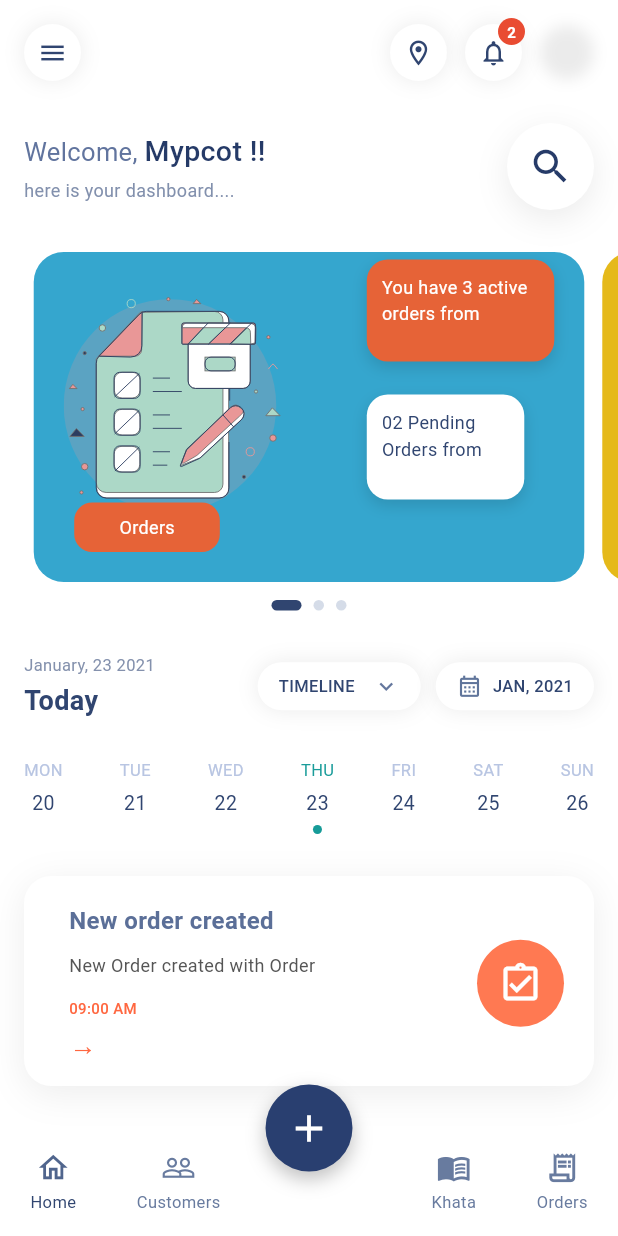
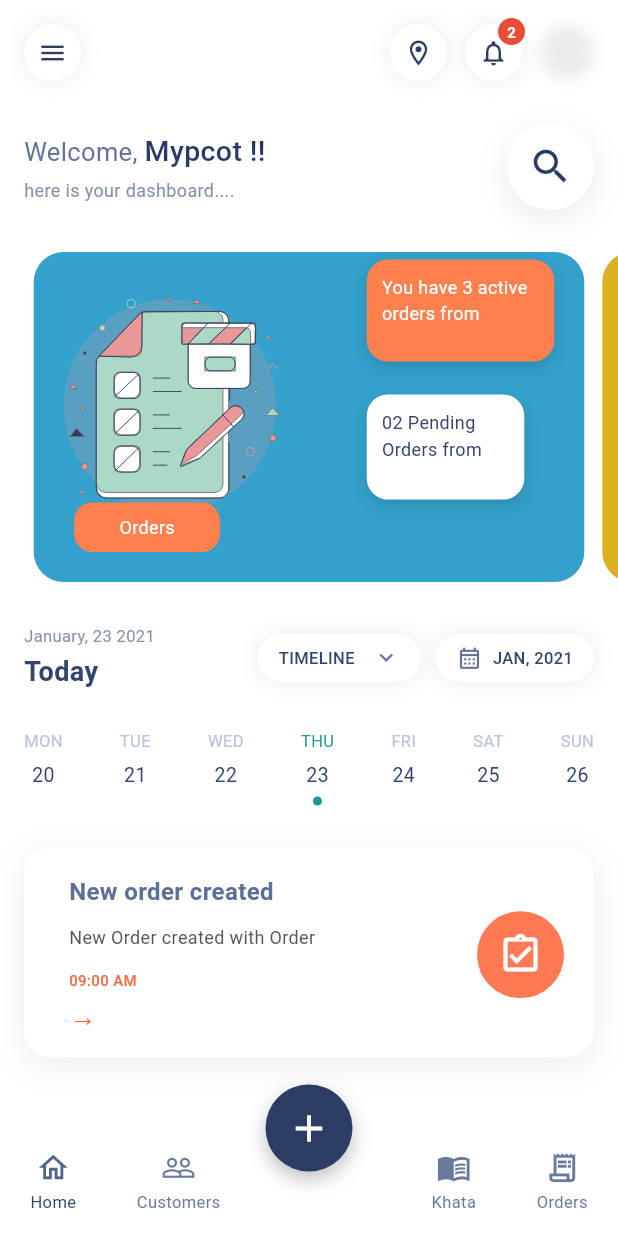
Before and after one commit to OmkarLondhe10/Task_MypcotApp, a Flutter app: the screen it shows after launch, on a phone screen of 412 x 824 dp. Run offline on Flutter 3.47's test engine with Material 3 defaults, Android fonts, the phone set to English and light mode, and no system bars; our stand-ins replace flutter_svg.

Commit message:
Made changes for app colors

```diff
--- /dev/null
+++ b/lib/Constants/app_colors.dart
@@ -0,0 +1,17 @@
+import 'package:flutter/material.dart';
+
+class AppColors {
+  static const Color orders = Color(0xFF33A1CC);
+  static const Color subscriptions = Color(0xFFDCB223);
+  static const Color customers = Color(0xFF31CE95);
+
+  static const Color teal = Color(0xFF0F8181);
+  static const Color primaryText = Color(0xFF2C3D63);
+  static const Color darkText = Color(0xFF343434);
+
+  static const Color blue = Color(0xFF234DDC);
+  static const Color pink = Color(0xFFCE316A);
+  static const Color orange = Color(0xFFFE804E);
+
+  static const Color white = Colors.white;
+}
--- a/lib/Data/dashboard_data.dart
+++ b/lib/Data/dashboard_data.dart
@@ -1,4 +1,4 @@
-import 'package:flutter/material.dart';
+import '../constants/app_colors.dart';
 import '../models/dashboard_item.dart';
 
 class DashboardData {
@@ -6,8 +6,8 @@ class DashboardData {
     DashboardItem(
       title: 'Orders',
       image: 'assets/icons/orders-illustration-image.svg',
-      backgroundColor: Color(0xFF35A6CE),
-      buttonColor: Color(0xFFE66337),
+      backgroundColor: AppColors.orders,
+      buttonColor: AppColors.orange,
       firstMessage: 'You have 3 active\norders from',
       secondMessage: '02 Pending\nOrders from',
     ),
@@ -15,8 +15,8 @@ class DashboardData {
     DashboardItem(
       title: 'Subscriptions',
       image: 'assets/icons/subscriptions-illustration-image.svg',
-      backgroundColor: Color(0xFFE5B91A),
-      buttonColor: Color(0xFF2C50D8),
+      backgroundColor: AppColors.subscriptions,
+      buttonColor: AppColors.blue,
       firstMessage: '03 deliveries',
       secondMessage: '10 Active\nSubscriptions',
     ),
@@ -24,8 +24,8 @@ class DashboardData {
     DashboardItem(
       title: 'Customers',
       image: 'assets/icons/customers-illustration-image.svg',
-      backgroundColor: Color(0xFF2EC99A),
-      buttonColor: Color(0xFFD72F72),
+      backgroundColor: AppColors.customers,
+      buttonColor: AppColors.pink,
       firstMessage: '15 New customers',
       secondMessage: '1.8% ↑\nCustomers',
     ),
--- a/lib/Screens/home_screen.dart
+++ b/lib/Screens/home_screen.dart
@@ -1,51 +1,16 @@
-import 'dart:async';
 import 'package:flutter/material.dart';
-import 'package:flutter_task_omkar/Widgets/dashboard_carousel.dart';
-import '../data/dashboard_data.dart';
-import '../widgets/top_header.dart';
-import '../widgets/welcome_section.dart';
-import '../widgets/dashboard_card.dart';
-import '../widgets/timeline_header.dart';
-import '../widgets/date_selector.dart';
-import '../widgets/activity_card.dart';
-import '../widgets/bottom_navigation.dart';
-import '../widgets/floating_add_button.dart';
 
-class HomeScreen extends StatefulWidget {
+import 'package:flutter_task_omkar/widgets/dashboard_carousel.dart';
+import 'package:flutter_task_omkar/widgets/top_header.dart';
+import 'package:flutter_task_omkar/widgets/welcome_section.dart';
+import 'package:flutter_task_omkar/widgets/timeline_header.dart';
+import 'package:flutter_task_omkar/widgets/date_selector.dart';
+import 'package:flutter_task_omkar/widgets/activity_card.dart';
+import 'package:flutter_task_omkar/widgets/bottom_navigation.dart';
+import 'package:flutter_task_omkar/widgets/floating_add_button.dart';
+
+class HomeScreen extends StatelessWidget {
   const HomeScreen({super.key});
-
-  @override
-  State<HomeScreen> createState() => _HomeScreenState();
-}
-
-class _HomeScreenState extends State<HomeScreen> {
-  int selectedDashboard = 0;
-
-  Timer? _dashboardTimer;
-
-  @override
-  void initState() {
-    super.initState();
-
-    _dashboardTimer = Timer.periodic(
-      const Duration(seconds: 3),
-      (timer) {
-        if (!mounted) return;
-
-        setState(() {
-          selectedDashboard =
-              (selectedDashboard + 1) %
-                  DashboardData.items.length;
-        });
-      },
-    );
-  }
-
-  @override
-  void dispose() {
-    _dashboardTimer?.cancel();
-    super.dispose();
-  }
 
   @override
   Widget build(BuildContext context) {
@@ -55,10 +20,10 @@ class _HomeScreenState extends State<HomeScreen> {
       body: SafeArea(
         child: Column(
           children: [
+
             const TopHeader(),
 
             const WelcomeSection(),
-
             const Padding(
               padding: EdgeInsets.only(top: 28),
               child: DashboardCarousel(),
@@ -68,9 +33,9 @@ class _HomeScreenState extends State<HomeScreen> {
 
             const DateSelector(),
 
-            Expanded(
+            const Expanded(
               child: Padding(
-                padding: const EdgeInsets.fromLTRB(
+                padding: EdgeInsets.fromLTRB(
                   16,
                   28,
                   16,
--- a/lib/Widgets/dashboard_carousel.dart
+++ b/lib/Widgets/dashboard_carousel.dart
@@ -15,8 +15,6 @@ class _DashboardCarouselState extends State<DashboardCarousel> {
     viewportFraction: 0.92,
   );
 
-  int currentPage = 0;
-
   @override
   void dispose() {
     _pageController.dispose();
@@ -25,18 +23,12 @@ class _DashboardCarouselState extends State<DashboardCarousel> {
 
   @override
   Widget build(BuildContext context) {
-    return Column(
-      children: [
-        SizedBox(
+    return SizedBox(
       height: 220,
       child: PageView.builder(
         controller: _pageController,
         itemCount: DashboardData.items.length,
-            onPageChanged: (index) {
-              setState(() {
-                currentPage = index;
-              });
-            },
+        physics: const BouncingScrollPhysics(),
         itemBuilder: (context, index) {
           final item = DashboardData.items[index];
 
@@ -48,32 +40,6 @@ class _DashboardCarouselState extends State<DashboardCarousel> {
           );
         },
       ),
-        ),
-
-        const SizedBox(height: 12),
-
-        // Page indicators
-        Row(
-          mainAxisAlignment: MainAxisAlignment.center,
-          children: List.generate(
-            DashboardData.items.length,
-            (index) {
-              return AnimatedContainer(
-                duration: const Duration(milliseconds: 250),
-                margin: const EdgeInsets.symmetric(horizontal: 4),
-                width: currentPage == index ? 20 : 7,
-                height: 7,
-                decoration: BoxDecoration(
-                  color: currentPage == index
-                      ? const Color(0xFF304570)
-                      : const Color(0xFFD5DCE8),
-                  borderRadius: BorderRadius.circular(10),
-                ),
-              );
-            },
-          ),
-        ),
-      ],
     );
   }
 }
--- a/lib/Widgets/floating_add_button.dart
+++ b/lib/Widgets/floating_add_button.dart
@@ -1,4 +1,5 @@
 import 'package:flutter/material.dart';
+import 'package:flutter_task_omkar/Constants/app_colors.dart';
 
 class FloatingAddButton extends StatelessWidget {
   const FloatingAddButton({super.key});
@@ -10,7 +11,7 @@ class FloatingAddButton extends StatelessWidget {
       height: 58,
       decoration: BoxDecoration(
         shape: BoxShape.circle,
-        color: const Color(0xFF293F70),
+        color: AppColors.primaryText,
         boxShadow: [
           BoxShadow(
             color: Colors.black.withOpacity(0.25),
--- a/lib/Widgets/top_header.dart
+++ b/lib/Widgets/top_header.dart
@@ -1,4 +1,5 @@
 import 'package:flutter/material.dart';
+import 'package:flutter_task_omkar/Constants/app_colors.dart';
 
 class TopHeader extends StatelessWidget {
   const TopHeader({super.key});
@@ -70,12 +71,6 @@ class TopHeader extends StatelessWidget {
                 ),
               ],
             ),
-            // child: ClipOval(
-            //   child: Image.network(
-            //     'https://i.pravatar.cc/100?img=47',
-            //     fit: BoxFit.cover,
-            //   ),
-            // ),
           ),
         ],
       ),
@@ -105,7 +100,7 @@ class TopHeader extends StatelessWidget {
         icon: Icon(
           icon,
           size: 20,
-          color: const Color(0xFF304570),
+          color: AppColors.primaryText
         ),
       ),
     );
--- a/lib/main.dart
+++ b/lib/main.dart
@@ -14,6 +14,7 @@ class MypcotApp extends StatelessWidget {
       debugShowCheckedModeBanner: false,
       title: 'Mypcot',
       theme: ThemeData(
+        fontFamily: 'Roboto',
         scaffoldBackgroundColor: Colors.white,
         useMaterial3: true,
       ),
```
Lines whose indentation alone changed are shown as unchanged.
